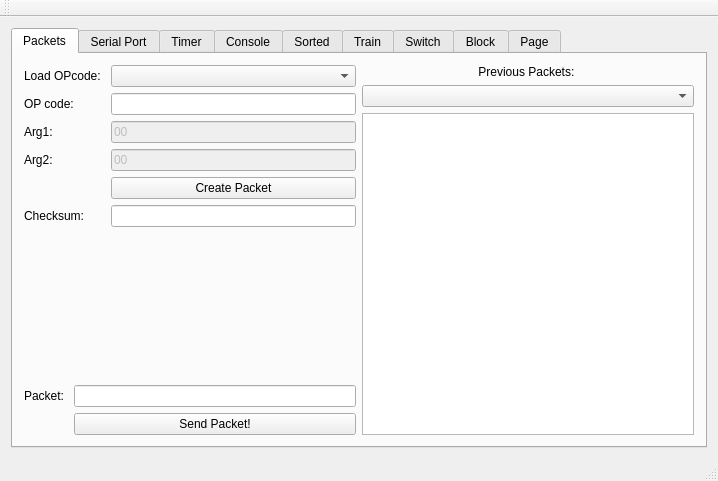
First picture: the form in loconet_test/train_rec/mainwindow.ui, repository ctag/cpe453, before the edit.
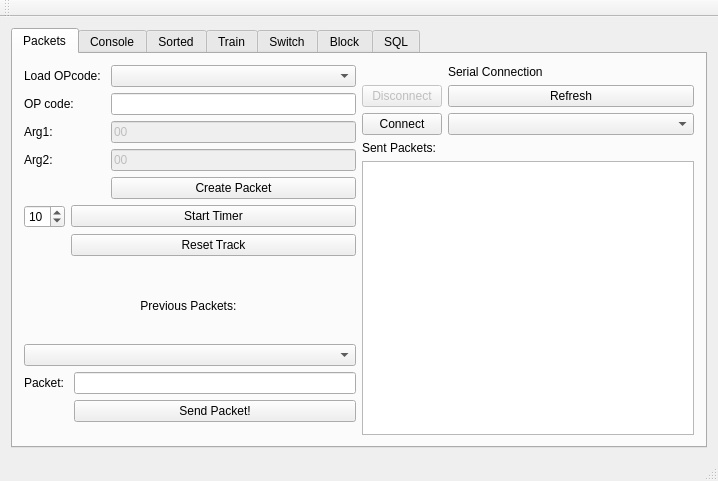
Second picture: the form after the edit. The open tabs and pages were chosen to show the change.

Commit message: sql support not working yet, need to test against a working track

```diff
--- a/loconet_test/train_rec/mainwindow.ui
+++ b/loconet_test/train_rec/mainwindow.ui
@@ -103,37 +103,51 @@
               </property>
              </widget>
             </item>
-            <item row="5" column="0">
-             <widget class="QLabel" name="label_chksum">
+           </layout>
+          </item>
+          <item>
+           <layout class="QFormLayout" name="formLayout_4">
+            <item row="0" column="0">
+             <widget class="QSpinBox" name="spinBox_timerPeriod">
+              <property name="value">
+               <number>10</number>
+              </property>
+             </widget>
+            </item>
+            <item row="0" column="1">
+             <widget class="QPushButton" name="pushButton_timerToggle">
               <property name="text">
-               <string>Checksum: </string>
+               <string>Start Timer</string>
               </property>
              </widget>
             </item>
-            <item row="5" column="1">
-             <widget class="QLineEdit" name="lineEdit_chk">
-              <property name="maxLength">
-               <number>2</number>
+            <item row="1" column="1">
+             <widget class="QPushButton" name="pushButton_resetTrack">
+              <property name="text">
+               <string>Reset Track</string>
               </property>
              </widget>
             </item>
            </layout>
           </item>
           <item>
-           <spacer name="verticalSpacer">
-            <property name="orientation">
-             <enum>Qt::Vertical</enum>
+           <widget class="QLabel" name="label">
+            <property name="text">
+             <string>Previous Packets: </string>
             </property>
-            <property name="sizeHint" stdset="0">
-             <size>
-              <width>20</width>
-              <height>40</height>
-             </size>
+            <property name="alignment">
+             <set>Qt::AlignCenter</set>
             </property>
-           </spacer>
+           </widget>
+          </item>
+          <item>
+           <widget class="QComboBox" name="comboBox_packetHistory"/>
           </item>
           <item>
            <layout class="QFormLayout" name="formLayout_3">
+            <property name="fieldGrowthPolicy">
+             <enum>QFormLayout::AllNonFixedFieldsGrow</enum>
+            </property>
             <item row="1" column="0">
              <widget class="QLabel" name="label_packetText">
               <property name="text">
@@ -161,17 +175,52 @@
         <item>
          <layout class="QVBoxLayout" name="verticalLayout_2">
           <item>
-           <widget class="QLabel" name="label">
-            <property name="text">
-             <string>Previous Packets: </string>
+           <layout class="QFormLayout" name="formLayout_5">
+            <property name="fieldGrowthPolicy">
+             <enum>QFormLayout::AllNonFixedFieldsGrow</enum>
             </property>
-            <property name="alignment">
-             <set>Qt::AlignCenter</set>
-            </property>
-           </widget>
+            <item row="3" column="1">
+             <widget class="QLabel" name="label_2">
+              <property name="text">
+               <string>Serial Connection</string>
+              </property>
+             </widget>
+            </item>
+            <item row="4" column="0">
+             <widget class="QPushButton" name="pushButton_serialDisconnect">
+              <property name="enabled">
+               <bool>false</bool>
+              </property>
+              <property name="text">
+               <string>Disconnect</string>
+              </property>
+             </widget>
+            </item>
+            <item row="4" column="1">
+             <widget class="QPushButton" name="pushButton_serialRefreshList">
+              <property name="text">
+               <string>Refresh</string>
+              </property>
+             </widget>
+            </item>
+            <item row="5" column="0">
+             <widget class="QPushButton" name="pushButton_serialConnect">
+              <property name="text">
+               <string>Connect</string>
+              </property>
+             </widget>
+            </item>
+            <item row="5" column="1">
+             <widget class="QComboBox" name="comboBox_serialList"/>
+            </item>
+           </layout>
           </item>
           <item>
-           <widget class="QComboBox" name="comboBox_packetHistory"/>
+           <widget class="QLabel" name="label_sentPackets">
+            <property name="text">
+             <string>Sent Packets:</string>
+            </property>
+           </widget>
           </item>
           <item>
            <widget class="QTextBrowser" name="textBrowser_packets"/>
@@ -179,127 +228,9 @@
          </layout>
         </item>
        </layout>
-      </widget>
-      <widget class="QWidget" name="tab_serial">
-       <attribute name="title">
-        <string>Serial Port</string>
-       </attribute>
-       <widget class="QGroupBox" name="groupBox_serial">
-        <property name="geometry">
-         <rect>
-          <x>30</x>
-          <y>20</y>
-          <width>281</width>
-          <height>101</height>
-         </rect>
-        </property>
-        <property name="title">
-         <string>Connect</string>
-        </property>
-        <widget class="QComboBox" name="comboBox_serialList">
-         <property name="geometry">
-          <rect>
-           <x>10</x>
-           <y>60</y>
-           <width>171</width>
-           <height>22</height>
-          </rect>
-         </property>
-        </widget>
-        <widget class="QPushButton" name="pushButton_serialConnect">
-         <property name="geometry">
-          <rect>
-           <x>190</x>
-           <y>60</y>
-           <width>81</width>
-           <height>22</height>
-          </rect>
-         </property>
-         <property name="text">
-          <string>Connect</string>
-         </property>
-        </widget>
-        <widget class="QPushButton" name="pushButton_serialRefreshList">
-         <property name="geometry">
-          <rect>
-           <x>10</x>
-           <y>30</y>
-           <width>81</width>
-           <height>22</height>
-          </rect>
-         </property>
-         <property name="text">
-          <string>Refresh</string>
-         </property>
-        </widget>
-        <widget class="QPushButton" name="pushButton_serialDisconnect">
-         <property name="enabled">
-          <bool>false</bool>
-         </property>
-         <property name="geometry">
-          <rect>
-           <x>110</x>
-           <y>30</y>
-           <width>81</width>
-           <height>22</height>
-          </rect>
-         </property>
-         <property name="text">
-          <string>Disconnect</string>
-         </property>
-        </widget>
-       </widget>
-       <widget class="QPushButton" name="pushButton_serialForceRead">
-        <property name="geometry">
-         <rect>
-          <x>220</x>
-          <y>140</y>
-          <width>81</width>
-          <height>22</height>
-         </rect>
-        </property>
-        <property name="text">
-         <string>Force Read</string>
-        </property>
-       </widget>
-      </widget>
-      <widget class="QWidget" name="tab">
-       <attribute name="title">
-        <string>Timer</string>
-       </attribute>
-       <widget class="QPushButton" name="pushButton_timerToggle">
-        <property name="geometry">
-         <rect>
-          <x>80</x>
-          <y>140</y>
-          <width>81</width>
-          <height>22</height>
-         </rect>
-        </property>
-        <property name="text">
-         <string>Start Timer</string>
-        </property>
-       </widget>
-       <widget class="QLineEdit" name="lineEdit_timerPacket">
-        <property name="geometry">
-         <rect>
-          <x>50</x>
-          <y>60</y>
-          <width>113</width>
-          <height>22</height>
-         </rect>
-        </property>
-       </widget>
-       <widget class="QSpinBox" name="spinBox_timerPeriod">
-        <property name="geometry">
-         <rect>
-          <x>87</x>
-          <y>100</y>
-          <width>71</width>
-          <height>23</height>
-         </rect>
-        </property>
-       </widget>
+       <zorder>textBrowser_packets</zorder>
+       <zorder>formLayoutWidget_2</zorder>
+       <zorder>formLayoutWidget_2</zorder>
       </widget>
       <widget class="QWidget" name="tab_console">
        <attribute name="title">
@@ -478,7 +409,7 @@
       </widget>
       <widget class="QWidget" name="tab_2">
        <attribute name="title">
-        <string>Page</string>
+        <string>SQL</string>
        </attribute>
        <layout class="QGridLayout" name="gridLayout">
         <item row="0" column="0">
```
Left out of the diff: 10 changed lines with no effect on the pictures. The commit also changes 3 other files.
